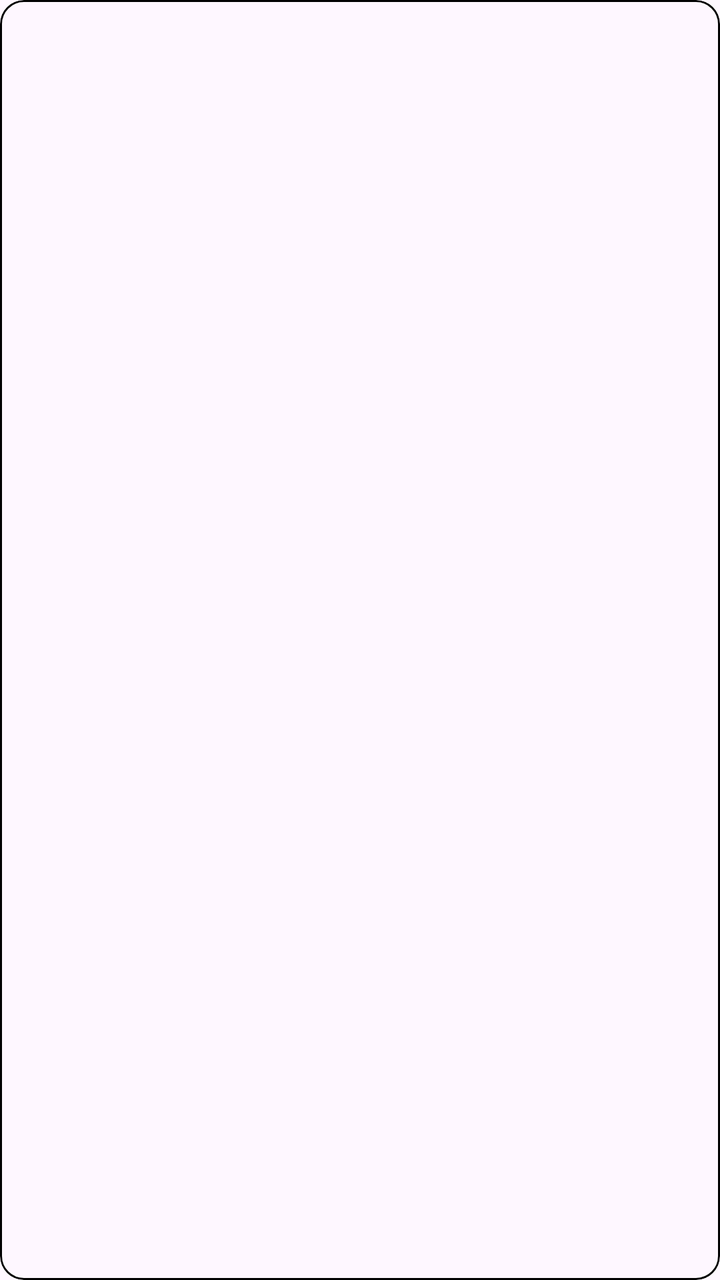
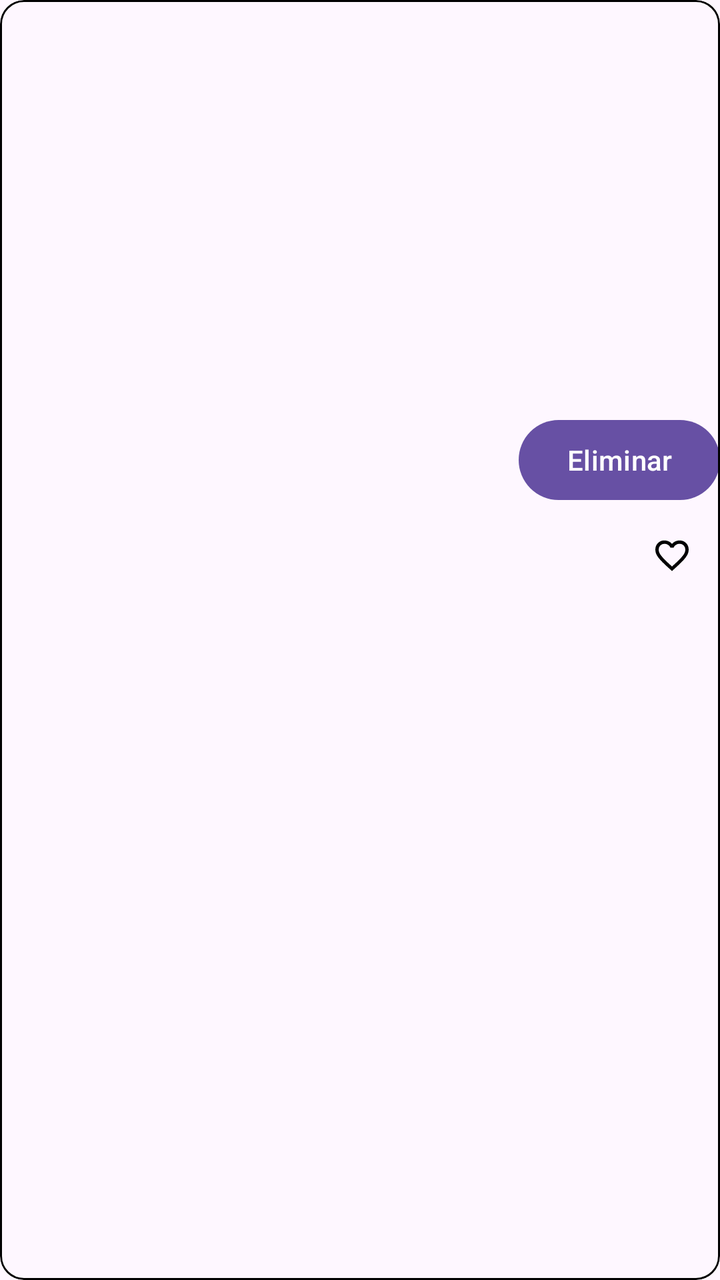

Two renders of the same Android screen: before a commit and after it. Below are the layout's source before the change and the commit's diff.
<!-- AndroidManifest.xml: application theme Theme.Viatges -->
<!-- res/layout/viatge_item.xml -->
<?xml version="1.0" encoding="utf-8"?>
<com.google.android.material.card.MaterialCardView xmlns:android="http://schemas.android.com/apk/res/android"
    xmlns:app="http://schemas.android.com/apk/res-auto"
    android:layout_width="match_parent"
    android:layout_height="wrap_content"
    android:layout_margin="16dp"
    android:padding="16dp"
    app:strokeColor="@color/black"
    app:strokeWidth="1dp">

    <androidx.constraintlayout.widget.ConstraintLayout
        android:layout_width="match_parent"
        android:layout_height="wrap_content">

        <ImageView
            android:id="@+id/imatge"
            android:layout_width="100dp"
            android:layout_height="100dp"
            android:layout_margin="16dp"
            app:layout_constraintBottom_toBottomOf="parent"
            app:layout_constraintStart_toStartOf="parent"
            app:layout_constraintTop_toTopOf="parent" />

        <TextView
            android:id="@+id/destinacio"
            android:layout_width="0dp"
            android:layout_height="wrap_content"
            android:layout_margin="16dp"
            app:layout_constraintEnd_toEndOf="parent"
            app:layout_constraintStart_toEndOf="@id/imatge"
            app:layout_constraintTop_toTopOf="@id/imatge" />

        <TextView
            android:id="@+id/data_sortida"
            android:layout_width="0dp"
            android:layout_height="wrap_content"
            android:layout_margin="16dp"
            app:layout_constraintEnd_toStartOf="@id/data_tornada"
            app:layout_constraintStart_toEndOf="@id/imatge"
            app:layout_constraintTop_toBottomOf="@id/destinacio" />


        <TextView
            android:id="@+id/data_tornada"
            android:layout_width="0dp"
            android:layout_height="wrap_content"
            android:layout_margin="16dp"
            app:layout_constraintEnd_toEndOf="parent"
            app:layout_constraintStart_toEndOf="@id/data_sortida"
            app:layout_constraintTop_toBottomOf="@id/destinacio" />

        <TextView
            android:id="@+id/preu"
            android:layout_width="50dp"
            android:layout_height="wrap_content"
            android:layout_margin="16dp"
            app:layout_constraintEnd_toEndOf="parent"
            app:layout_constraintTop_toBottomOf="@id/data_tornada" />


    </androidx.constraintlayout.widget.ConstraintLayout>

</com.google.android.material.card.MaterialCardView>
<!-- resources referenced by this layout -->
<resources>
  <color name="black">#FF000000</color>
  <style name="Theme.Viatges" parent="Base.Theme.Viatges" />
  <style name="Base.Theme.Viatges" parent="Theme.Material3.DayNight.NoActionBar">
          
          
      </style>
</resources>

<!-- the commit's change to res/layout/viatge_item.xml (unified diff, before → after) -->
@@ -57,6 +57,23 @@
             app:layout_constraintEnd_toEndOf="parent"
             app:layout_constraintTop_toBottomOf="@id/data_tornada" />
 
+        <Button
+            android:id="@+id/delate"
+            android:layout_width="wrap_content"
+            android:layout_height="wrap_content"
+            android:text="Eliminar"
+            app:layout_constraintEnd_toEndOf="parent"
+            app:layout_constraintTop_toBottomOf="@id/preu"/>
+
+        <com.google.android.material.button.MaterialButton
+            android:id="@+id/favorit"
+            android:layout_width="wrap_content"
+            android:layout_height="wrap_content"
+            app:icon = "@drawable/favorite"
+            app:iconTint = "@color/black"
+            style="@style/Widget.Material3.Button.IconButton"
+            app:layout_constraintEnd_toEndOf="parent"
+            app:layout_constraintTop_toBottomOf="@id/delate"/>
 
     </androidx.constraintlayout.widget.ConstraintLayout>
 
<!-- resource entries referenced after the edit -->
@@ -1,6 +1,15 @@
 <!-- resources referenced by this layout -->
 <resources>
   <color name="black">#FF000000</color>
+  <!-- drawable favorite (drawable) -->
+  <vector xmlns:android="http://schemas.android.com/apk/res/android"
+      android:width="24dp"
+      android:height="24dp"
+      android:viewportWidth="24"
+      android:viewportHeight="24">
+      <path android:fillColor="@android:color/black"
+          android:pathData="M12,21l-1.45-1.3q-2.53-2.27-4.18-3.92q-1.65-1.65-2.63-2.96Q2.78,11.5 2.39,10.4T2,8.15Q2,5.8 3.58,4.22T7.5,2.65q1.3,0 2.48,0.55T12,4.75q0.85-1 2.03-1.55T16.5,2.65q2.35,0 3.93,1.57T22,8.15q0,1.15-0.39,2.25t-1.36,2.41q-0.97,1.31-2.63,2.96q-1.65,1.65-4.17,3.92L12,21Zm0-2.7q2.4-2.15 3.95-3.69t2.45-2.67t1.25-2.03Q20,9.02 20,8.15q0-1.5-1-2.5t-2.5-1q-1.17,0-2.17,0.66q-1,0.66-1.38,1.69h-1.9Q10.68,5.97 9.68,5.31T7.5,4.65q-1.5,0-2.5,1T4,8.15Q4,9.02 4.35,9.91T5.6,11.94t2.45,2.67T12,18.3Zm0-6.83Z"/>
+  </vector>
   <style name="Theme.Viatges" parent="Base.Theme.Viatges" />
   <style name="Base.Theme.Viatges" parent="Theme.Material3.DayNight.NoActionBar">
           
